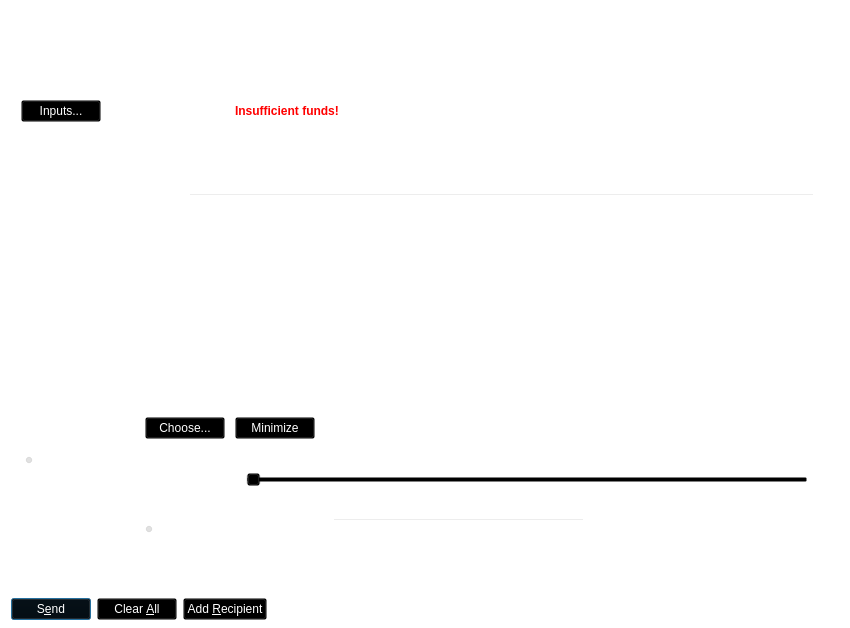
This is src/qt/forms/sendcoinsdialog.ui in thelonecrouton/bitcredit as Qt 5 draws it before an edit. The edited form follows.
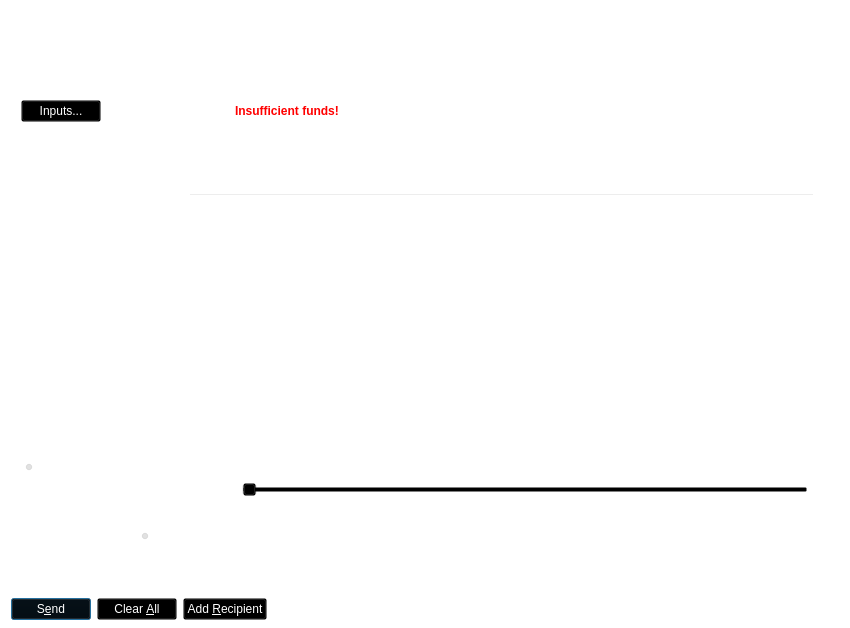
This is the edited form. Icons and pictures are not drawn. Custom widgets are drawn as their Qt base class.

Commit message: radius frame borders, theme sonsistency tweaks

```diff
--- a/src/qt/forms/sendcoinsdialog.ui
+++ b/src/qt/forms/sendcoinsdialog.ui
@@ -737,7 +737,7 @@
       </size>
      </property>
      <property name="styleSheet">
-      <string notr="true">background:transparent;</string>
+      <string notr="true">background:transparent; border-radius: 5px; border: 1px solid white;</string>
      </property>
      <property name="frameShape">
       <enum>QFrame::StyledPanel</enum>
@@ -810,7 +810,7 @@
                 </property>
                 <property name="styleSheet">
                  <string notr="true">font-weight:bold;
-color: rgb(255, 255, 255);</string>
+color: rgb(255, 255, 255); border: none;</string>
                 </property>
                 <property name="text">
                  <string>Transaction Fee:</string>
@@ -881,6 +881,9 @@
         </item>
         <item>
          <widget class="QFrame" name="frameFeeSelection">
+          <property name="styleSheet">
+           <string notr="true">border: none;</string>
+          </property>
           <layout class="QVBoxLayout" name="verticalLayoutFee12">
            <property name="spacing">
             <number>0</number>
@@ -945,7 +948,11 @@
                   </widget>
                  </item>
                  <item>
-                  <widget class="BitcreditAmountField" name="customFee"/>
+                  <widget class="BitcreditAmountField" name="customFee">
+                   <property name="styleSheet">
+                    <string notr="true">color: white; border-radius: 5px; border: 1px solid white;</string>
+                   </property>
+                  </widget>
                  </item>
                  <item>
                   <spacer name="horizontalSpacer_6">
@@ -969,6 +976,9 @@
                    <property name="toolTip">
                     <string>Paying only the minimum fee is just fine as long as there is less transaction volume than space in the blocks. But be aware that this can end up in a never confirming transaction once there is more demand for bitcredit transactions than the network can process.</string>
                    </property>
+                   <property name="styleSheet">
+                    <string notr="true">border: none;</string>
+                   </property>
                    <property name="text">
                     <string/>
                    </property>
@@ -983,7 +993,7 @@
                     <string>Paying only the minimum fee is just fine as long as there is less transaction volume than space in the blocks. But be aware that this can end up in a never confirming transaction once there is more demand for bitcredit transactions than the network can process.</string>
                    </property>
                    <property name="styleSheet">
-                    <string notr="true">color: rgb(255, 255, 255);</string>
+                    <string notr="true">color: rgb(255, 255, 255);border: none;</string>
                    </property>
                    <property name="text">
                     <string>(read the tooltip)</string>
@@ -1015,7 +1025,7 @@
                <item>
                 <widget class="QRadioButton" name="radioSmartFee">
                  <property name="styleSheet">
-                  <string notr="true">color: rgb(255, 255, 255);</string>
+                  <string notr="true">color: rgb(255, 255, 255);border: none;</string>
                  </property>
                  <property name="text">
                   <string>Recommended:</string>
@@ -1048,7 +1058,7 @@
                <item>
                 <widget class="QRadioButton" name="radioCustomFee">
                  <property name="styleSheet">
-                  <string notr="true">color: rgb(255, 255, 255);</string>
+                  <string notr="true">color: rgb(255, 255, 255);border: none;</string>
                  </property>
                  <property name="text">
                   <string>Custom:</string>
@@ -1085,6 +1095,9 @@
                 <layout class="QHBoxLayout" name="horizontalLayoutFee12">
                  <item>
                   <widget class="QLabel" name="labelSmartFee">
+                   <property name="styleSheet">
+                    <string notr="true">border: none;</string>
+                   </property>
                    <property name="text">
                     <string/>
                    </property>
@@ -1095,6 +1108,9 @@
                  </item>
                  <item>
                   <widget class="QLabel" name="labelFeeEstimation">
+                   <property name="styleSheet">
+                    <string notr="true">border: none;</string>
+                   </property>
                    <property name="text">
                     <string/>
                    </property>
@@ -1103,7 +1119,7 @@
                  <item>
                   <widget class="QLabel" name="labelSmartFee2">
                    <property name="styleSheet">
-                    <string notr="true">color: rgb(255, 255, 255);</string>
+                    <string notr="true">color: rgb(255, 255, 255);border: none;</string>
                    </property>
                    <property name="text">
                     <string>(Smart fee not initialized yet. This usually takes a few blocks...)</string>
@@ -1135,7 +1151,7 @@
                    <item>
                     <widget class="QLabel" name="labelSmartFee3">
                      <property name="styleSheet">
-                      <string notr="true">color: rgb(255, 255, 255);</string>
+                      <string notr="true">color: rgb(255, 255, 255);border: none;</string>
                      </property>
                      <property name="text">
                       <string>Confirmation time:</string>
@@ -1198,7 +1214,7 @@
                      <item>
                       <widget class="QLabel" name="labelSmartFeeNormal">
                        <property name="styleSheet">
-                        <string notr="true">color: rgb(255, 255, 255);</string>
+                        <string notr="true">color: rgb(255, 255, 255);border: none;</string>
                        </property>
                        <property name="text">
                         <string>normal</string>
@@ -1221,7 +1237,7 @@
                      <item>
                       <widget class="QLabel" name="labelSmartFeeFast">
                        <property name="styleSheet">
-                        <string notr="true">color: rgb(255, 255, 255);</string>
+                        <string notr="true">color: rgb(255, 255, 255);border: none;</string>
                        </property>
                        <property name="text">
                         <string>fast</string>
@@ -1262,7 +1278,7 @@
              <item>
               <widget class="QCheckBox" name="checkBoxFreeTx">
                <property name="styleSheet">
-                <string notr="true">color: rgb(255, 255, 255);</string>
+                <string notr="true">color: rgb(255, 255, 255);border: none;</string>
                </property>
                <property name="text">
                 <string>Send as zero-fee transaction if possible</string>
@@ -1272,7 +1288,7 @@
              <item>
               <widget class="QLabel" name="labelFreeTx">
                <property name="styleSheet">
-                <string notr="true">color: rgb(255, 255, 255);</string>
+                <string notr="true">color: rgb(255, 255, 255);border: none;</string>
                </property>
                <property name="text">
                 <string>(confirmation may take longer)</string>
```
The commit also changes 8 other files.
